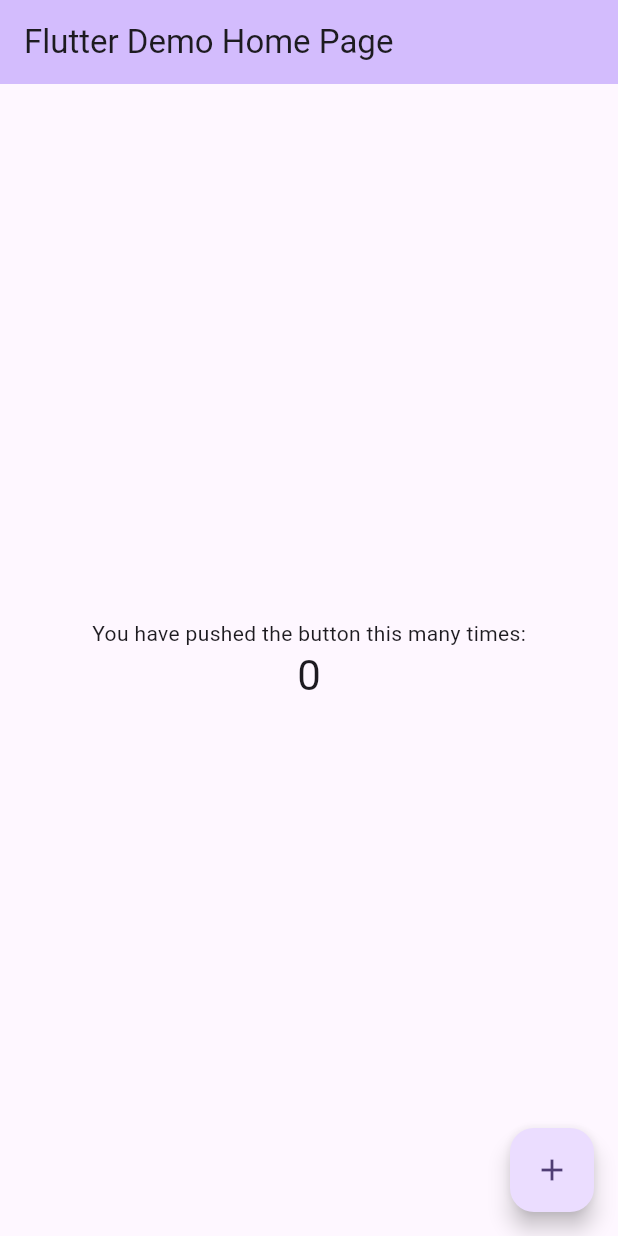
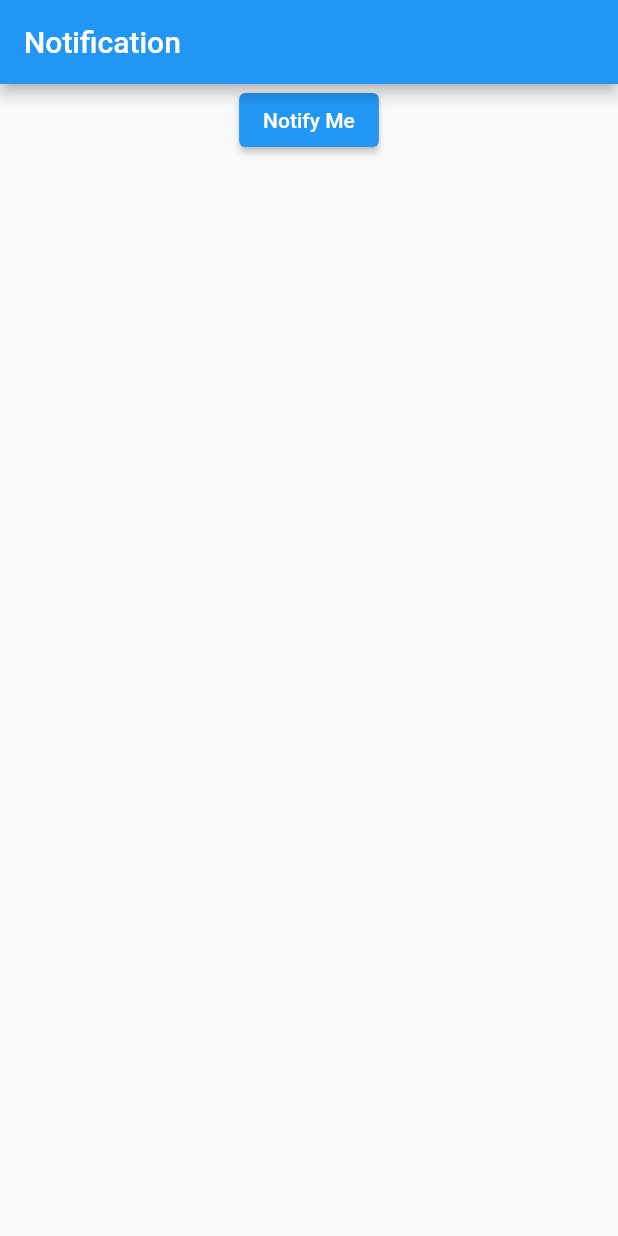
Before and after one commit to Peacemaker19/Peacemaker, a Flutter app: the screen it shows after launch, on a phone screen of 412 x 824 dp. Run offline on Flutter 3.47's test engine with Material 2 defaults, Android fonts, the phone set to English and light mode, and no system bars; our stand-ins replace firebase_core, firebase_messaging; accounts and stored records are empty.

Commit message:
Added Push-Notification in app using FCM Token.

```diff
--- a/lib/main.dart
+++ b/lib/main.dart
@@ -1,125 +1,37 @@
 import 'package:flutter/material.dart';
+import 'package:firebase_core/firebase_core.dart';
+import 'package:firebase_messaging/firebase_messaging.dart';
 
-void main() {
-  runApp(const MyApp());
+Future<void> main() async {
+  WidgetsFlutterBinding.ensureInitialized();
+  await Firebase.initializeApp();
+  runApp(const MaterialApp(home: Peacemaker()));
 }
 
-class MyApp extends StatelessWidget {
-  const MyApp({super.key});
+class Peacemaker extends StatefulWidget {
+  const Peacemaker({super.key});
 
-  // This widget is the root of your application.
+  @override
+  State<Peacemaker> createState() => _PeacemakerState();
+}
+
+void getfcmtoken() async {
+  final fcmToken = await FirebaseMessaging.instance.getToken();
+  print('Notifyme: $fcmToken');
+}
+
+class _PeacemakerState extends State<Peacemaker> {
   @override
   Widget build(BuildContext context) {
-    return MaterialApp(
-      title: 'Flutter Demo',
-      theme: ThemeData(
-        // This is the theme of your application.
-        //
-        // TRY THIS: Try running your application with "flutter run". You'll see
-        // the application has a blue toolbar. Then, without quitting the app,
-        // try changing the seedColor in the colorScheme below to Colors.green
-        // and then invoke "hot reload" (save your changes or press the "hot
-        // reload" button in a Flutter-supported IDE, or press "r" if you used
-        // the command line to start the app).
-        //
-        // Notice that the counter didn't reset back to zero; the application
-        // state is not lost during the reload. To reset the state, use hot
-        // restart instead.
-        //
-        // This works for code too, not just values: Most code changes can be
-        // tested with just a hot reload.
-        colorScheme: ColorScheme.fromSeed(seedColor: Colors.deepPurple),
-        useMaterial3: true,
+    return Scaffold(
+      appBar: AppBar(title: const Text("Notification")),
+      body: const Center(
+        child: Column(
+          children: [
+            ElevatedButton(onPressed: getfcmtoken, child: Text('Notify Me')),
+          ],
+        ),
       ),
-      home: const MyHomePage(title: 'Flutter Demo Home Page'),
     );
   }
 }
-
-class MyHomePage extends StatefulWidget {
-  const MyHomePage({super.key, required this.title});
-
-  // This widget is the home page of your application. It is stateful, meaning
-  // that it has a State object (defined below) that contains fields that affect
-  // how it looks.
-
-  // This class is the configuration for the state. It holds the values (in this
-  // case the title) provided by the parent (in this case the App widget) and
-  // used by the build method of the State. Fields in a Widget subclass are
-  // always marked "final".
-
-  final String title;
-
-  @override
-  State<MyHomePage> createState() => _MyHomePageState();
-}
-
-class _MyHomePageState extends State<MyHomePage> {
-  int _counter = 0;
-
-  void _incrementCounter() {
-    setState(() {
-      // This call to setState tells the Flutter framework that something has
-      // changed in this State, which causes it to rerun the build method below
-      // so that the display can reflect the updated values. If we changed
-      // _counter without calling setState(), then the build method would not be
-      // called again, and so nothing would appear to happen.
-      _counter++;
-    });
-  }
-
-  @override
-  Widget build(BuildContext context) {
-    // This method is rerun every time setState is called, for instance as done
-    // by the _incrementCounter method above.
-    //
-    // The Flutter framework has been optimized to make rerunning build methods
-    // fast, so that you can just rebuild anything that needs updating rather
-    // than having to individually change instances of widgets.
-    return Scaffold(
-      appBar: AppBar(
-        // TRY THIS: Try changing the color here to a specific color (to
-        // Colors.amber, perhaps?) and trigger a hot reload to see the AppBar
-        // change color while the other colors stay the same.
-        backgroundColor: Theme.of(context).colorScheme.inversePrimary,
-        // Here we take the value from the MyHomePage object that was created by
-        // the App.build method, and use it to set our appbar title.
-        title: Text(widget.title),
-      ),
-      body: Center(
-        // Center is a layout widget. It takes a single child and positions it
-        // in the middle of the parent.
-        child: Column(
-          // Column is also a layout widget. It takes a list of children and
-          // arranges them vertically. By default, it sizes itself to fit its
-          // children horizontally, and tries to be as tall as its parent.
-          //
-          // Column has various properties to control how it sizes itself and
-          // how it positions its children. Here we use mainAxisAlignment to
-          // center the children vertically; the main axis here is the vertical
-          // axis because Columns are vertical (the cross axis would be
-          // horizontal).
-          //
-          // TRY THIS: Invoke "debug painting" (choose the "Toggle Debug Paint"
-          // action in the IDE, or press "p" in the console), to see the
-          // wireframe for each widget.
-          mainAxisAlignment: MainAxisAlignment.center,
-          children: <Widget>[
-            const Text(
-              'You have pushed the button this many times:',
-            ),
-            Text(
-              '$_counter',
-              style: Theme.of(context).textTheme.headlineMedium,
-            ),
-          ],
-        ),
-      ),
-      floatingActionButton: FloatingActionButton(
-        onPressed: _incrementCounter,
-        tooltip: 'Increment',
-        child: const Icon(Icons.add),
-      ), // This trailing comma makes auto-formatting nicer for build methods.
-    );
-  }
-}
--- a/pubspec.yaml
+++ b/pubspec.yaml
@@ -35,6 +35,11 @@ dependencies:
   # The following adds the Cupertino Icons font to your application.
   # Use with the CupertinoIcons class for iOS style icons.
   cupertino_icons: ^1.0.2
+  firebase_core: ^2.14.0
+  firebase_messaging: ^14.6.3
+  flutter_local_notifications: ^14.1.1
+  firebase_core_dart: ^1.0.1
+  firebase_auth: ^4.6.3
 
 dev_dependencies:
   flutter_test:
```
Also changed, not shown: pubspec.lock, 7 other files.
